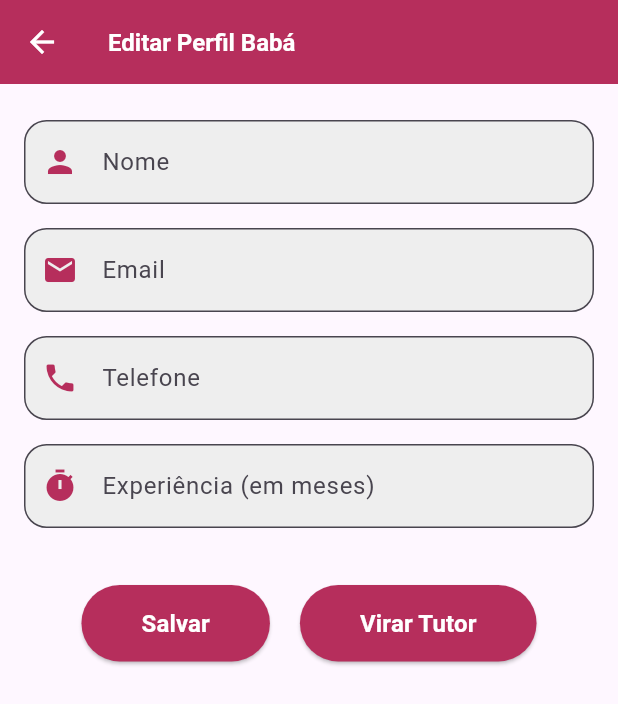
After one commit to GabiiSmithh/BabysitterApp, a Flutter app: the BabysitterEditScreen screen opened directly, after a tap on "Salvar", on a phone screen of 412 x 824 dp. The commit adds this screen. Shown: the top 704 px of the screen. Run offline on Flutter 3.47's test engine with Material 3 defaults, Android fonts, the phone set to English and light mode, and no system bars; our stand-ins replace flutter_masked_text2, shared_preferences; accounts and stored records are empty; network calls fail.

Commit message:
Add files via upload

```diff
--- a/client/lib/babysitting-services/service.dart
+++ b/client/lib/babysitting-services/service.dart
@@ -73,4 +73,17 @@ class BabySittingService {
       throw Exception('Error creating service: $e');
     }
   }
+
+  static Future<void> acceptBabysitter(String serviceId, String babysitterId) async {
+    try {
+      final payload = {
+        "babysitter_id": babysitterId,
+      };
+      await ApiService.post('services/$serviceId/choose-enrollment', payload);
+    } catch (e) {
+      throw Exception('Error creating service: $e');
+    }
+  }
+
+
 }
--- a/client/lib/common/api_service.dart
+++ b/client/lib/common/api_service.dart
@@ -65,6 +65,7 @@ class ApiService {
     if (response.statusCode == 200 || response.statusCode == 201) {
       return jsonDecode(response.body);
     } else {
+      print(response.statusCode);
       throw Exception('Failed to perform POST request');
     }
   }
--- /dev/null
+++ b/client/lib/profile/babysitter_edit.dart
@@ -0,0 +1,346 @@
+import 'package:client/common/api_service.dart';
+import 'package:flutter/material.dart';
+import 'package:flutter_masked_text2/flutter_masked_text2.dart';
+import 'package:http/http.dart' as http;
+import 'dart:convert';
+import 'package:shared_preferences/shared_preferences.dart';
+
+class BabysitterEditScreen extends StatefulWidget {
+  const BabysitterEditScreen({super.key});
+
+  @override
+  _BabysitterEditScreenState createState() => _BabysitterEditScreenState();
+}
+
+class _BabysitterEditScreenState extends State<BabysitterEditScreen> {
+  final _formKey = GlobalKey<FormState>();
+  bool _isTutor = false;
+  bool _hasBothRoles = false;
+
+  final TextEditingController _nameController = TextEditingController();
+  final TextEditingController _emailController = TextEditingController();
+  final TextEditingController _cellphoneController =
+      MaskedTextController(mask: '(00)00000-0000');
+  final TextEditingController _experienceController = TextEditingController();
+  final TextEditingController _addressController = TextEditingController();
+  final TextEditingController _childrenQuantityController =
+      TextEditingController();
+
+  @override
+  void initState() {
+    super.initState();
+    _loadUserData();
+    _checkRoles(); // Verifica os papéis ao iniciar
+  }
+
+  Future<void> _loadUserData() async {
+    final SharedPreferences prefs = await SharedPreferences.getInstance();
+    final userId = prefs.getString('user_id');
+
+    if (userId != null) {
+      final response = await http
+          .get(Uri.parse('http://201.23.18.202:3333/babysitters/$userId'));
+
+      if (response.statusCode == 200) {
+        final data = json.decode(response.body);
+
+        setState(() {
+          _nameController.text = data['name'];
+          _emailController.text = data['email'];
+          _cellphoneController.text = data['cellphone'];
+          _experienceController.text = data['experienceMonths'].toString();
+          _addressController.text = data['address'] ?? '';
+          _childrenQuantityController.text =
+              data['childrenQuantity']?.toString() ?? '';
+        });
+      } else {
+        print('Erro ao carregar dados do babysitter: ${response.statusCode}');
+      }
+    } else {
+      print('user_id não encontrado');
+    }
+  }
+
+  Future<void> _checkRoles() async {
+    try {
+      final roles = await ApiService.getRoles();
+      setState(() {
+        _hasBothRoles = roles.contains('babysitter') && roles.contains('tutor');
+      });
+    } catch (e) {
+      print('Error fetching roles: $e');
+    }
+  }
+
+  @override
+  void dispose() {
+    _nameController.dispose();
+    _emailController.dispose();
+    _cellphoneController.dispose();
+    _experienceController.dispose();
+    _addressController.dispose();
+    _childrenQuantityController.dispose();
+    super.dispose();
+  }
+
+  void _saveProfile() async {
+    if (_formKey.currentState!.validate()) {
+      final SharedPreferences prefs = await SharedPreferences.getInstance();
+      final userId = prefs.getString('user_id');
+      final jwtToken = prefs.getString('jwt_token');
+
+      if (userId == null || jwtToken == null) {
+        ScaffoldMessenger.of(context).showSnackBar(
+          const SnackBar(content: Text('Erro: user_id ou jwt_token não encontrado')),
+        );
+        return;
+      }
+
+      final Map<String, dynamic> profileData = {
+        'name': _nameController.text,
+        'email': _emailController.text,
+        'cellphone': _cellphoneController.text.replaceAll(RegExp(r'[^\d]'), ''),
+        'experience_months': int.parse(_experienceController.text),
+        if (_isTutor) ...{
+          'address': _addressController.text,
+          'children_count': int.tryParse(_childrenQuantityController.text) ?? 0,
+        }
+      };
+
+      if (_isTutor) {
+        final response = await http.post(
+          Uri.parse('http://201.23.18.202:3333/users/roles/tutor'),
+          headers: {
+            'Content-Type': 'application/json',
+            'Authorization': 'Bearer $jwtToken',
+          },
+          body: json.encode({
+            'address': _addressController.text,
+            'children_count':
+                int.tryParse(_childrenQuantityController.text) ?? 0,
+          }),
+        );
+
+        if (response.statusCode == 201) {
+          ApiService.setAuthorizationTokenAndRoles(
+              jwtToken, ['babysitter', 'tutor']);
+
+          ScaffoldMessenger.of(context).showSnackBar(
+            const SnackBar(content: Text('Perfil de tutor criado com sucesso')),
+          );
+        } else {
+          ScaffoldMessenger.of(context).showSnackBar(
+            SnackBar(
+                content: Text(
+                    'Erro ao criar perfil de tutor: ${response.statusCode}')),
+          );
+        }
+      } else {
+        final response = await http.patch(
+          Uri.parse('http://201.23.18.202:3333/babysitters/$userId'),
+          headers: {
+            'Content-Type': 'application/json',
+            'Authorization': 'Bearer $jwtToken',
+          },
+          body: json.encode(profileData),
+        );
+
+        if (response.statusCode == 200) {
+          ScaffoldMessenger.of(context).showSnackBar(
+            const SnackBar(content: Text('Perfil atualizado com sucesso')),
+          );
+        } else {
+          ScaffoldMessenger.of(context).showSnackBar(
+            SnackBar(
+                content:
+                    Text('Erro ao atualizar perfil: ${response.statusCode}')),
+          );
+        }
+      }
+    }
+  }
+
+  @override
+  Widget build(BuildContext context) {
+    return Scaffold(
+      appBar: AppBar(
+        backgroundColor: const Color.fromARGB(255, 182, 46, 92),
+        title: const Text(
+          'Editar Perfil Babá',
+          style: TextStyle(
+            color: Colors.white,
+            fontSize: 16.0,
+            fontWeight: FontWeight.bold,
+          ),
+        ),
+        leading: IconButton(
+          icon: const Icon(Icons.arrow_back, color: Colors.white),
+          onPressed: () {
+            Navigator.of(context).pop();
+          },
+        ),
+      ),
+      body: Padding(
+        padding: const EdgeInsets.all(16.0),
+        child: Form(
+          key: _formKey,
+          child: ListView(
+            children: [
+              if (!_isTutor) ...[
+                _buildProfileField(
+                  controller: _nameController,
+                  label: 'Nome',
+                  icon: Icons.person,
+                ),
+                _buildProfileField(
+                  controller: _emailController,
+                  label: 'Email',
+                  icon: Icons.email,
+                  keyboardType: TextInputType.emailAddress,
+                  validator: (value) {
+                    if (value != null &&
+                        value.isNotEmpty &&
+                        !RegExp(r'^[^@]+@[^@]+\.[^@]+').hasMatch(value)) {
+                      return 'Digite um e-mail válido';
+                    }
+                    return null;
+                  },
+                ),
+                _buildProfileField(
+                  controller: _cellphoneController,
+                  label: 'Telefone',
+                  icon: Icons.phone,
+                  keyboardType: TextInputType.phone,
+                  validator: (value) {
+                    final cleanedValue =
+                        value?.replaceAll(RegExp(r'[^\d]'), '');
+                    if (value != null &&
+                        value.isNotEmpty &&
+                        cleanedValue?.length != 11) {
+                      return 'Número de telefone inválido';
+                    }
+                    return null;
+                  },
+                ),
+                _buildProfileField(
+                  controller: _experienceController,
+                  label: 'Experiência (em meses)',
+                  icon: Icons.timer,
+                  keyboardType: TextInputType.number,
+                  validator: (value) {
+                    if (value != null &&
+                        value.isNotEmpty &&
+                        int.tryParse(value) == null) {
+                      return 'Digite um número válido';
+                    }
+                    return null;
+                  },
+                ),
+              ] else ...[
+                _buildProfileField(
+                  controller: _addressController,
+                  label: 'Endereço',
+                  icon: Icons.home,
+                ),
+                _buildProfileField(
+                  controller: _childrenQuantityController,
+                  label: 'Quantidade de Crianças',
+                  icon: Icons.child_care,
+                  keyboardType: TextInputType.number,
+                  validator: (value) {
+                    if (value == null || value.isEmpty) {
+                      return 'Por favor, insira a quantidade de crianças';
+                    }
+                    if (int.tryParse(value) == null) {
+                      return 'Por favor, insira um número válido';
+                    }
+                    return null;
+                  },
+                ),
+              ],
+              const SizedBox(height: 30.0),
+              Center(
+                child: Row(
+                  mainAxisSize: MainAxisSize.min,
+                  children: [
+                    ElevatedButton(
+                      onPressed: _saveProfile,
+                      style: ElevatedButton.styleFrom(
+                        backgroundColor: const Color.fromARGB(255, 182, 46, 92),
+                        padding: const EdgeInsets.symmetric(
+                            vertical: 14.0, horizontal: 40.0),
+                        shape: RoundedRectangleBorder(
+                          borderRadius: BorderRadius.circular(30.0),
+                        ),
+                      ),
+                      child: const Text(
+                        'Salvar',
+                        style: TextStyle(
+                          color: Colors.white,
+                          fontSize: 16.0,
+                          fontWeight: FontWeight.bold,
+                        ),
+                      ),
+                    ),
+                    const SizedBox(width: 20),
+                    if (!_hasBothRoles) ...[
+                      ElevatedButton(
+                        onPressed: () {
+                          setState(() {
+                            _isTutor = !_isTutor;
+                          });
+                        },
+                        style: ElevatedButton.styleFrom(
+                          backgroundColor: const Color.fromARGB(255, 182, 46, 92),
+                          padding: const EdgeInsets.symmetric(
+                              vertical: 14.0, horizontal: 40.0),
+                          shape: RoundedRectangleBorder(
+                            borderRadius: BorderRadius.circular(30.0),
+                          ),
+                        ),
+                        child: Text(
+                          _isTutor ? 'Voltar' : 'Virar Tutor',
+                          style: const TextStyle(
+                            color: Colors.white,
+                            fontSize: 16.0,
+                            fontWeight: FontWeight.bold,
+                          ),
+                        ),
+                      ),
+                    ],
+                  ],
+                ),
+              ),
+            ],
+          ),
+        ),
+      ),
+    );
+  }
+
+  Widget _buildProfileField({
+    required TextEditingController controller,
+    required String label,
+    required IconData icon,
+    TextInputType keyboardType = TextInputType.text,
+    String? Function(String?)? validator,
+  }) {
+    return Padding(
+      padding: const EdgeInsets.symmetric(vertical: 8.0),
+      child: TextFormField(
+        controller: controller,
+        decoration: InputDecoration(
+          labelText: label,
+          prefixIcon: Icon(icon, color: const Color.fromARGB(255, 182, 46, 92)),
+          border: OutlineInputBorder(
+            borderRadius: BorderRadius.circular(15.0),
+          ),
+          filled: true,
+          fillColor: Colors.grey[200],
+        ),
+        keyboardType: keyboardType,
+        validator: validator,
+      ),
+    );
+  }
+}
--- a/client/lib/tutor-services/components/tutor_service_card.dart
+++ b/client/lib/tutor-services/components/tutor_service_card.dart
@@ -11,6 +11,7 @@ class TutorServiceCard extends StatefulWidget {
   final DateTime endDate;
   final String address;
   final String serviceId;
+  final List<dynamic> enrollments;
   final String? babysitterId;
   final String? babysitterName;
   final VoidCallback onAccept;
@@ -27,12 +28,15 @@ class TutorServiceCard extends StatefulWidget {
     required this.serviceId,
     required this.babysitterId,
     required this.babysitterName,
+    required this.enrollments,
     required this.onAccept,
     required this.onSave,
   });
 
   @override
   _TutorServiceCardState createState() => _TutorServiceCardState();
+
+
 }
 
 class _TutorServiceCardState extends State<TutorServiceCard> {
@@ -61,6 +65,47 @@ class _TutorServiceCardState extends State<TutorServiceCard> {
       _isEditing = !_isEditing;
     });
   }
+
+   void _acceptBabysitter (String babysitterId) async {
+    try {
+      await BabySittingService.acceptBabysitter(widget.serviceId, babysitterId);
+      ScaffoldMessenger.of(context).showSnackBar(
+        const SnackBar(content: Text('Serviço editado com sucesso!')),
+      );
+      Navigator.of(context).pop();
+    } catch (e) {
+      ScaffoldMessenger.of(context).showSnackBar(
+        SnackBar(content: Text('Falha ao editar serviço: $e')),
+      );
+    }
+  }
+
+void _selectBabysitter() async {
+  final String? selectedBabysitterId = await showDialog<String>(
+    context: context,
+    builder: (BuildContext context) {
+      return AlertDialog(
+        title: const Text('Selecione uma Babá'),
+        content: Column(
+          mainAxisSize: MainAxisSize.min,
+          children: widget.enrollments.map((enrollment) {
+            return ListTile(
+              title: Text(enrollment['babysitterName'] ?? 'Sem nome'),
+              onTap: () => Navigator.pop(context, enrollment['babysitterId']),  // Retorna o ID da babá
+            );
+          }).toList(),
+        ),
+      );
+    },
+  );
+
+  if (selectedBabysitterId != null) {
+    _acceptBabysitter(selectedBabysitterId); // Chama a função com o ID da babá selecionada
+  }
+}
+
+
+
 
   Future<void> _selectDateTime(BuildContext context, bool isStartDate) async {
     final DateTime initialDateTime = isStartDate ? _startDate : _endDate;
@@ -378,6 +423,24 @@ class _TutorServiceCardState extends State<TutorServiceCard> {
       Expanded(
         child: Row(
           children: [
+            if (widget.babysitterId == null)
+              TextButton(
+                onPressed: _selectBabysitter, // Ação de selecionar babá
+                style: TextButton.styleFrom(
+                  side: const BorderSide(color: Colors.pinkAccent), // Contorno rosa
+                  shape: RoundedRectangleBorder(
+                    borderRadius: BorderRadius.circular(8.0), // Bordas arredondadas (opcional)
+                  ),
+                ),
+                child: const Text(
+                  'Escolher Babá',
+                  style: TextStyle(
+                    color: Colors.pinkAccent,
+                    fontWeight: FontWeight.bold,
+                  ),
+                ),
+              )
+            else
               Text(
                 '$label: $value',
                 style: const TextStyle(
@@ -396,6 +459,7 @@ class _TutorServiceCardState extends State<TutorServiceCard> {
     ],
   );
 }
+
 
   Widget _buildStatusIndicator() {
     return Padding(
--- a/client/lib/tutor-services/screen.dart
+++ b/client/lib/tutor-services/screen.dart
@@ -91,6 +91,7 @@ class _TutorServicesScreenState extends State<TutorServicesScreen> {
                   return const Center(child: Text('Nenhum serviço cadastrado'));
                 } else {
                   final services = servicesSnapshot.data!;
+                  //print(services);
                   return Padding(
                     padding: const EdgeInsets.all(16.0),
                     child: ListView.builder(
@@ -107,6 +108,7 @@ class _TutorServicesScreenState extends State<TutorServicesScreen> {
                           address: service['address'],
                           babysitterId: service['babysitterId'],
                           serviceId: service["id"],
+                          enrollments: service["enrollments"] as List<dynamic>,
                           onAccept: () {
                             ScaffoldMessenger.of(context).showSnackBar(
                               const SnackBar(
```
Also changed, not shown: client/lib/common/tutor_screen.dart (added). Lines whose indentation alone changed are shown as unchanged.
